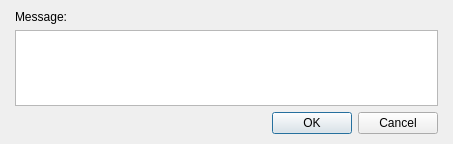
Old version of the form Dialogs/Commands/dialogcommandshowtext.ui in the repository RPG-Paper-Maker/RPG-Paper-Maker.
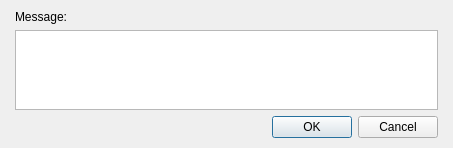
New version of the form.

Commit message: Window title of show text command correction

Diff of the .ui file:
```diff
--- a/Dialogs/Commands/dialogcommandshowtext.ui
+++ b/Dialogs/Commands/dialogcommandshowtext.ui
@@ -7,7 +7,7 @@
     <x>0</x>
     <y>0</y>
     <width>453</width>
-    <height>144</height>
+    <height>148</height>
    </rect>
   </property>
   <property name="windowTitle">
```
Left out of the diff: 2 changed lines with no effect on the pictures. The commit also changes 1 other file.
